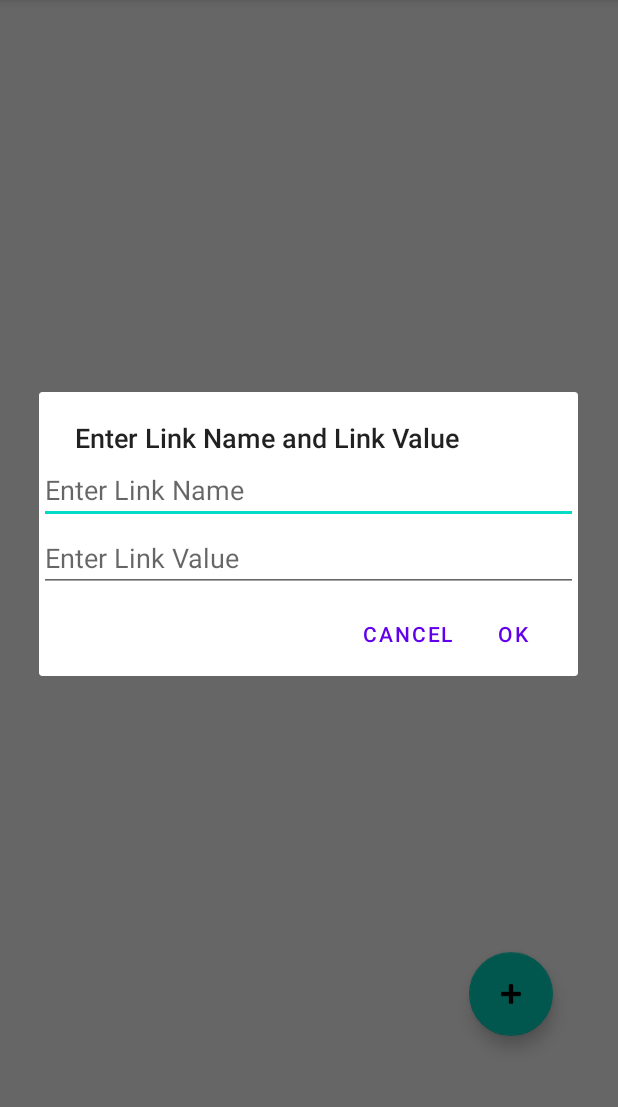
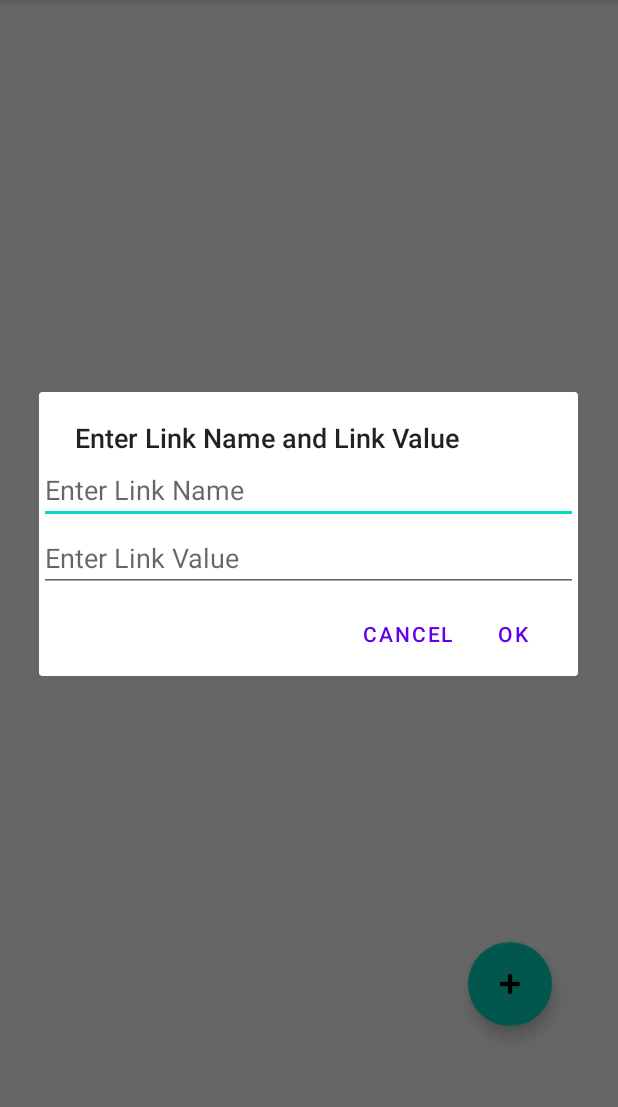
Before and after one commit to eshwaribhide/NUMAD22Sp_EshwariBhide, an Android app: the LinkCollectorActivity screen opened directly, with no data from a screen before it, after a tap on an icon or button, on a phone screen of 412 x 824 dp, the part 84-1191 px from its top. Run offline under Robolectric (Android 15) with nearby library versions, the phone set to English and light mode, and no system bars.

Commit message:
Fixed issues with constraints, invalid input message

```diff
--- a/app/src/main/java/edu/neu/madcourse/numad22sp_eshwaribhide/LinkCollectorActivity.java
+++ b/app/src/main/java/edu/neu/madcourse/numad22sp_eshwaribhide/LinkCollectorActivity.java
@@ -121,7 +121,6 @@ public class LinkCollectorActivity extends AppCompatActivity {
 
                 int size = savedInstanceState.getInt("LengthLinksCollected");
 
-                // Retrieve keys we stored in the instance
                 for (int i = 0; i < size; i++) {
                     int keyInt = i + 1;
                     String key = Integer.toString(keyInt);
@@ -197,7 +196,7 @@ public class LinkCollectorActivity extends AppCompatActivity {
 
                 if (linkNames.contains(editLinkName.getText().toString())) {
                     success = false;
-                    snackbarMessage = "Link Name Already Exists";
+                    snackbarMessage = "Cannot Add Link: Link Name Already Exists";
                 }
                 else {
                     String strippedHTTPURL = stripHTTPURL(httpUrlValue);
@@ -206,7 +205,7 @@ public class LinkCollectorActivity extends AppCompatActivity {
                         String strippedLinkVal= stripHTTPURL(linkVal);
                         if (strippedLinkVal.contains(strippedHTTPURL) || strippedHTTPURL.contains(strippedLinkVal)) {
                             success = false;
-                            snackbarMessage = "Link Value Already Exists";
+                            snackbarMessage = "Cannot Add Link: Link Value Already Exists";
                             break;
                         }
                     }
@@ -214,6 +213,7 @@ public class LinkCollectorActivity extends AppCompatActivity {
             }
             else {
                 success = false;
+                snackbarMessage = "Cannot Add Link: Input is not a validly formatted URL";
             }
 
             if (success) {
--- a/app/src/main/res/layout/activity_link_collector.xml
+++ b/app/src/main/res/layout/activity_link_collector.xml
@@ -10,23 +10,21 @@
         android:id="@+id/recyclerView"
         android:layout_width="345dp"
         android:layout_height="523dp"
-        app:layout_constraintBottom_toBottomOf="parent"
+        android:layout_marginTop="72dp"
         app:layout_constraintEnd_toEndOf="parent"
-        app:layout_constraintHorizontal_bias="0.5"
         app:layout_constraintStart_toStartOf="parent"
-        app:layout_constraintTop_toTopOf="parent"
-        app:layout_constraintVertical_bias="0.456" />
+        app:layout_constraintTop_toTopOf="parent" />
 
     <com.google.android.material.floatingactionbutton.FloatingActionButton
         android:id="@+id/floatingActionButton3"
         android:layout_width="wrap_content"
         android:layout_height="wrap_content"
+        android:layout_marginEnd="44dp"
+        android:layout_marginBottom="84dp"
         android:clickable="true"
         android:onClick="floatingActionButtonOnClick"
+        app:layout_constraintBottom_toBottomOf="parent"
         app:layout_constraintEnd_toEndOf="parent"
-        app:layout_constraintHorizontal_bias="0.878"
-        app:layout_constraintStart_toStartOf="parent"
-        app:layout_constraintTop_toBottomOf="@+id/recyclerView"
         app:srcCompat="@android:drawable/ic_input_add" />
 
 
```
